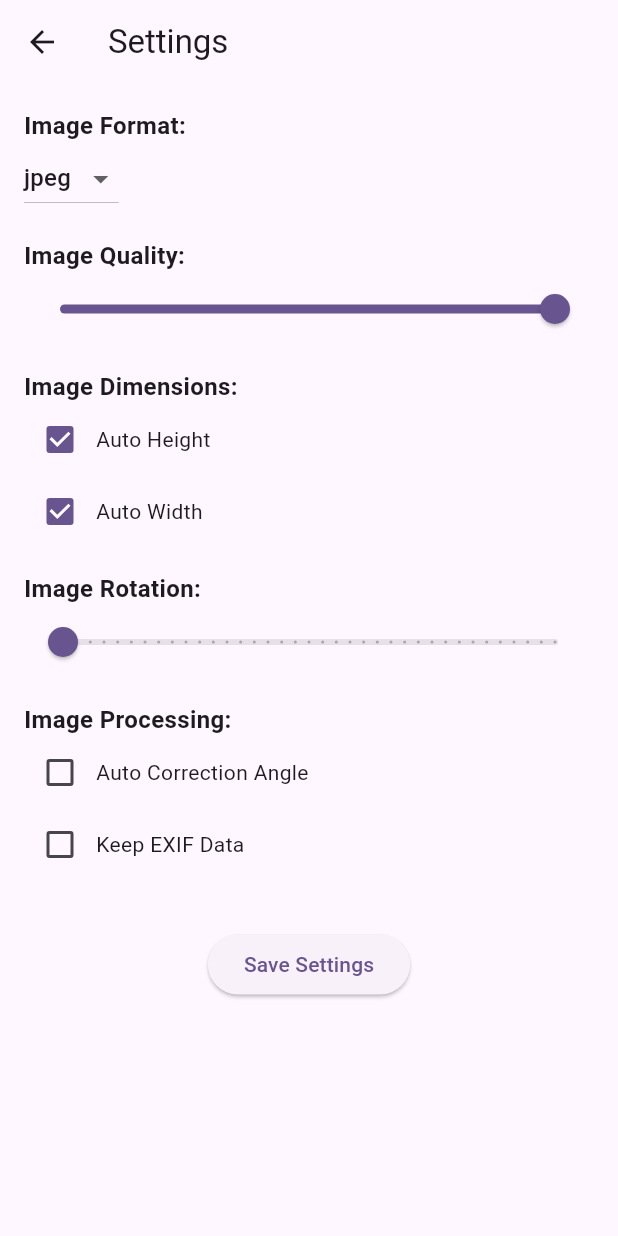
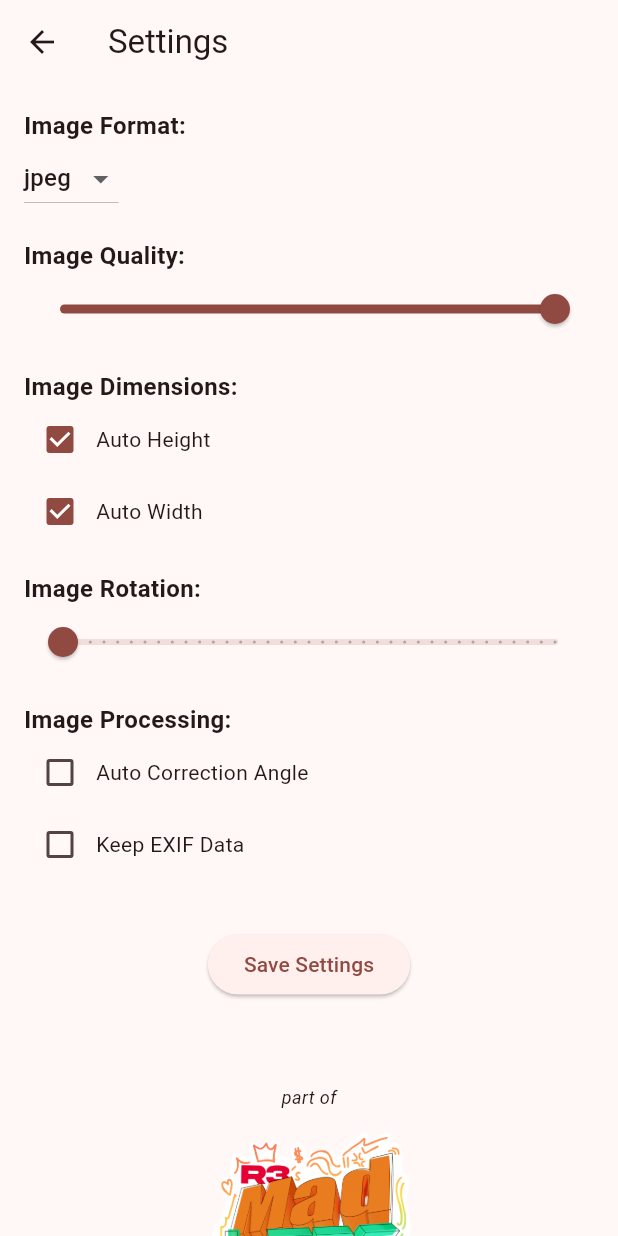
Before and after one commit to DRIFTYY777/HEIC, a Flutter app: the screen it shows after launch, after a tap on the "settings" icon, on a phone screen of 412 x 824 dp. Run offline on Flutter 3.47's test engine with Material 2 defaults, Android fonts, the phone set to English and light mode, and no system bars; our stand-ins replace file_picker, flutter_hooks, flutter_image_compress, hooks_riverpod, shared_preferences; missing offline and left inert: media_scanner.

Commit message:
Publish Changes

```diff
--- a/lib/main.dart
+++ b/lib/main.dart
@@ -49,12 +49,13 @@ class MyApp extends StatelessWidget {
   @override
   Widget build(BuildContext context) {
     return MaterialApp(
-      title: 'Flutter Demo',
+      title: 'HEIC Converter',
       theme: ThemeData(
-        colorScheme: ColorScheme.fromSeed(seedColor: Colors.deepPurple),
+        colorScheme: ColorScheme.fromSeed(seedColor: Colors.red),
         useMaterial3: true,
       ),
-      home: const MyHomePage(title: 'Flutter Demo Home Page'),
+      debugShowCheckedModeBanner: false,
+      home: const MyHomePage(title: 'HEIC Converter'),
     );
   }
 }
@@ -117,7 +118,7 @@ class _MyHomePageState extends ConsumerState<MyHomePage> {
 
         File jpgFile = File(newPath);
         await jpgFile.writeAsBytes(jpgBytes);
-        eatItSnackBar(context, "Successful Done");
+        eatItSnackBar(context, "Successful Done!, Saved in Gallery");
         MediaScanner.loadMedia(path: outputPath.toString());
       }
     } catch (e) {
@@ -169,6 +170,7 @@ class _MyHomePageState extends ConsumerState<MyHomePage> {
       appBar: AppBar(
         backgroundColor: Theme.of(context).colorScheme.inversePrimary,
         title: Text(widget.title),
+        centerTitle: true,
       ),
       body: Center(
         child: Column(
@@ -202,7 +204,6 @@ class _MyHomePageState extends ConsumerState<MyHomePage> {
               },
               child: const Icon(
                 Icons.settings,
-                color: Colors.white,
               ),
             )
           : null, // Set to null to hide the button
--- a/lib/settings.dart
+++ b/lib/settings.dart
@@ -22,7 +22,8 @@ class Settings extends HookConsumerWidget {
       appBar: AppBar(
         title: const Text('Settings'),
       ),
-      body: Padding(
+      body: SingleChildScrollView(
+        child: Padding(
           padding: const EdgeInsets.all(16.0),
           child: Column(
             crossAxisAlignment: CrossAxisAlignment.start,
@@ -145,7 +146,12 @@ class Settings extends HookConsumerWidget {
                   child: const Text('Save Settings'),
                 ),
               ),
+              //
+              const SizedBox(height: 56),
+              const Center(child:  Text('part of',style: TextStyle(fontStyle: FontStyle.italic,fontSize: 12),)),
+              Center(child: Image.asset('assets/mad_lab_logo_sticker.png',width: 150,height: 150,))
             ],
+          ),
         ),
       ),
     );
```
Also changed, not shown: pubspec.yaml (+12 -4 lines), assets/HEICIconStoreFeature.png (added), assets/heic_512.png (added), assets/logo.png (added), assets/mad_lab_logo_sticker.png (added), pubspec.lock, 11 other files. Lines whose indentation alone changed are shown as unchanged.
